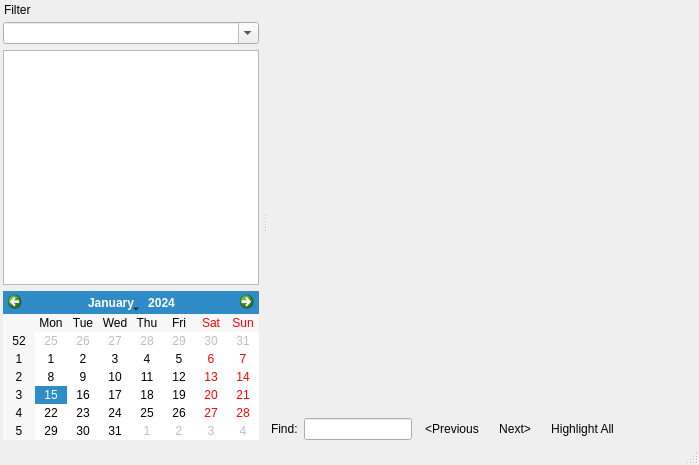
The window that branches/dev_history/src/plugins/messagearchiver/archiveviewwindow.ui (vacuum-im/vacuum-im) describes before a commit, drawn with Qt 5.
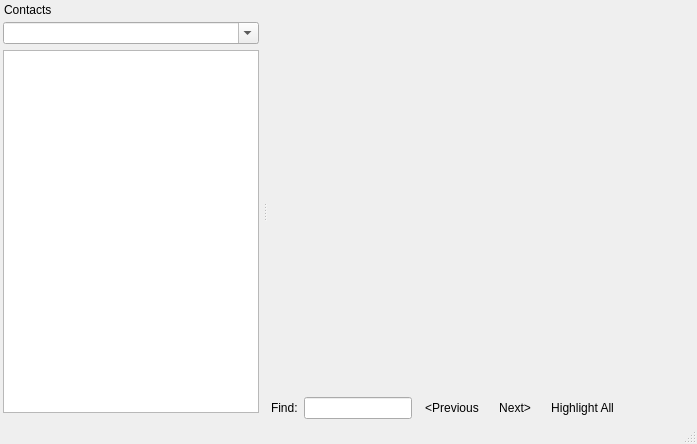
The same window after the commit. Custom widgets are drawn as their Qt base class.

Diff of the .ui file:
```diff
--- a/branches/dev_history/src/plugins/messagearchiver/archiveviewwindow.ui
+++ b/branches/dev_history/src/plugins/messagearchiver/archiveviewwindow.ui
@@ -6,8 +6,8 @@
    <rect>
     <x>0</x>
     <y>0</y>
-    <width>699</width>
-    <height>465</height>
+    <width>697</width>
+    <height>444</height>
    </rect>
   </property>
   <widget class="QWidget" name="centralWidget">
@@ -42,6 +42,12 @@
       </item>
       <item>
        <widget class="QToolButton" name="tlbTextFindPrev">
+        <property name="sizePolicy">
+         <sizepolicy hsizetype="Fixed" vsizetype="Minimum">
+          <horstretch>0</horstretch>
+          <verstretch>0</verstretch>
+         </sizepolicy>
+        </property>
         <property name="text">
          <string>&lt;Previous</string>
         </property>
@@ -52,6 +58,12 @@
       </item>
       <item>
        <widget class="QToolButton" name="tlbTextFindNext">
+        <property name="sizePolicy">
+         <sizepolicy hsizetype="Fixed" vsizetype="Minimum">
+          <horstretch>0</horstretch>
+          <verstretch>0</verstretch>
+         </sizepolicy>
+        </property>
         <property name="text">
          <string>Next&gt;</string>
         </property>
@@ -62,6 +74,12 @@
       </item>
       <item>
        <widget class="QToolButton" name="tlbTextFindHighlight">
+        <property name="sizePolicy">
+         <sizepolicy hsizetype="Fixed" vsizetype="Minimum">
+          <horstretch>0</horstretch>
+          <verstretch>0</verstretch>
+         </sizepolicy>
+        </property>
         <property name="text">
          <string>Highlight All</string>
         </property>
@@ -89,13 +107,10 @@
   </widget>
   <widget class="QDockWidget" name="dwtFilter">
    <property name="features">
-    <set>QDockWidget::DockWidgetMovable</set>
-   </property>
-   <property name="allowedAreas">
-    <set>Qt::LeftDockWidgetArea|Qt::RightDockWidgetArea</set>
+    <set>QDockWidget::NoDockWidgetFeatures</set>
    </property>
    <property name="windowTitle">
-    <string>Filter</string>
+    <string>Contacts</string>
    </property>
    <attribute name="dockWidgetArea">
     <number>1</number>
@@ -138,7 +153,11 @@
       </widget>
      </item>
      <item>
-      <widget class="QCalendarWidget" name="clrCalendar"/>
+      <widget class="SelectPageWidget" name="spwSelectPage" native="true">
+       <property name="focusPolicy">
+        <enum>Qt::TabFocus</enum>
+       </property>
+      </widget>
      </item>
     </layout>
    </widget>
@@ -146,6 +165,23 @@
   <widget class="QStatusBar" name="stbStatusBar"/>
  </widget>
  <layoutdefault spacing="6" margin="11"/>
+ <customwidgets>
+  <customwidget>
+   <class>SelectPageWidget</class>
+   <extends>QWidget</extends>
+   <header>selectpagewidget.h</header>
+   <container>1</container>
+  </customwidget>
+ </customwidgets>
+ <tabstops>
+  <tabstop>cmbCollectionFilter</tabstop>
+  <tabstop>trvCollections</tabstop>
+  <tabstop>spwSelectPage</tabstop>
+  <tabstop>lneTextFind</tabstop>
+  <tabstop>tlbTextFindPrev</tabstop>
+  <tabstop>tlbTextFindNext</tabstop>
+  <tabstop>tlbTextFindHighlight</tabstop>
+ </tabstops>
  <resources/>
  <connections/>
 </ui>
```
Left out of the diff: 5 changed lines with no effect on the pictures.
